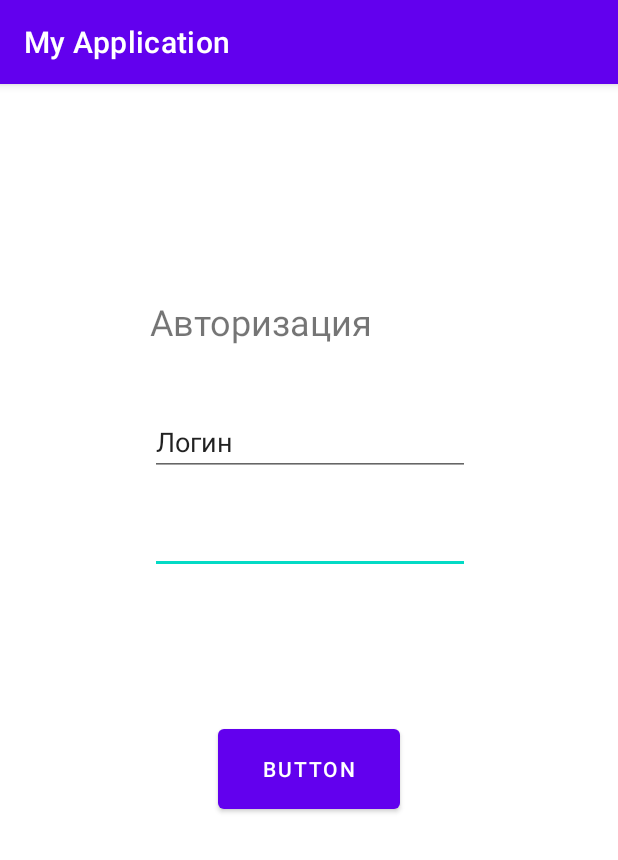
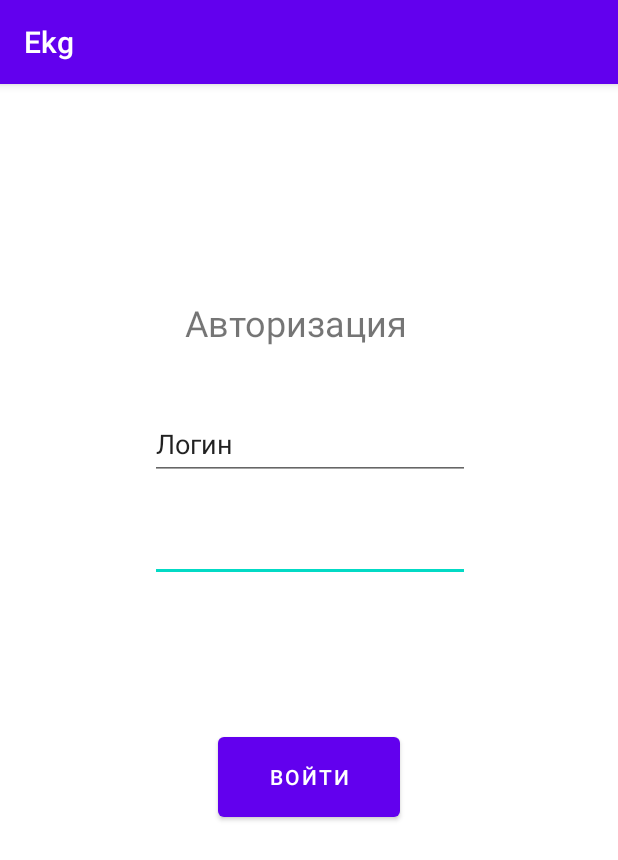
Before and after one commit to sos-mislom/Ekg, an Android app: the screen it shows after launch (MainActivity before the commit, Activity_log after it), on a phone screen of 412 x 824 dp. Shown: the top 860 px of the screen. Run offline under Robolectric (Android 15) with nearby library versions, the phone set to English and light mode, and no system bars.

Commit message:
cosdksd[ldsf

```diff
--- a/app/src/main/AndroidManifest.xml
+++ b/app/src/main/AndroidManifest.xml
@@ -2,18 +2,23 @@
 <manifest xmlns:android="http://schemas.android.com/apk/res/android"
     xmlns:tools="http://schemas.android.com/tools"
     package="com.example.ext">
+
     <uses-permission android:name="android.permission.INTERNET" />
+
     <application
         android:allowBackup="true"
-        android:usesCleartextTraffic="true"
         android:icon="@mipmap/ic_launcher"
         android:label="@string/app_name"
         android:roundIcon="@mipmap/ic_launcher_round"
         android:supportsRtl="true"
         android:theme="@style/Theme.MyApplication"
+        android:usesCleartextTraffic="true"
         tools:targetApi="m">
         <activity
-            android:name=".MainActivity"
+            android:name=".Activity_after_log"
+            android:exported="false" />
+        <activity
+            android:name=".Activity_log"
             android:exported="true">
             <intent-filter>
                 <action android:name="android.intent.action.MAIN" />
--- a/app/src/main/java/com/example/ext/MainActivity.java
+++ b/app/src/main/java/com/example/ext/Activity_log.java
@@ -1,8 +1,11 @@
 package com.example.ext;
 
 import android.annotation.SuppressLint;
+import android.content.Intent;
 import android.os.AsyncTask;
 import android.os.Bundle;
+import android.os.Parcelable;
+import android.util.Pair;
 import android.view.View;
 import android.widget.Button;
 import android.widget.EditText;
@@ -12,7 +15,7 @@ import androidx.appcompat.app.AppCompatActivity;
 
 import java.security.NoSuchAlgorithmException;
 
-public class MainActivity extends AppCompatActivity {
+public class Activity_log extends AppCompatActivity {
     EditText usernameFromLay;
     EditText passwordFromLay;
     private StringBuilder strTree = new StringBuilder();
@@ -22,34 +25,39 @@ public class MainActivity extends AppCompatActivity {
     @Override
     protected void onCreate(Bundle savedInstanceState) {
         super.onCreate(savedInstanceState);
-        setContentView(R.layout.activity_main);
+        setContentView(R.layout.activity_login);
 
         usernameFromLay = (EditText) findViewById(R.id.login);
         passwordFromLay = (EditText) findViewById(R.id.password);
-        logInBtn = (Button) findViewById(R.id.login_button);
+        logInBtn = (Button) findViewById(R.id.enter);
 
 
-        //logTview = (TextView) findViewById(R.id.tvLog);
-        asyncEXT task = new asyncEXT();
-        task.execute();
+        logTview = (TextView) findViewById(R.id.auth);
+
+/*        asyncEXT task = new asyncEXT();
+        task.execute();*/
+
         logInBtn.setOnClickListener(new View.OnClickListener() {
             @Override
             public void onClick(View v) {
                 String username = usernameFromLay.getText().toString();
                 String password = passwordFromLay.getText().toString();
                 int Code_Of_Check_auth = AUTHCheck.checkLogin(username, password);
-                if (Code_Of_Check_auth == 200){ logTview.setText("success");
+                if (Code_Of_Check_auth == 200){ logTview.setText("Успех");
+                    Intent i = new Intent(Activity_log.this, Activity_after_log.class);
+                    i.putExtra("result", username+" "+password);
+                    startActivity(i);
                 }
-                else if (Code_Of_Check_auth == 103){logTview.setText("incorrect login");
+                else if (Code_Of_Check_auth == 103){logTview.setText("Неверный логин");
                 }
                 else if (Code_Of_Check_auth == 104){
-                    logTview.setText("incorrect password");
+                    logTview.setText("Неверный пароль");
                 }
             }
         });
     }
 
-    @SuppressLint("StaticFieldLeak")
+ /*   @SuppressLint("StaticFieldLeak")
     private class asyncEXT extends AsyncTask<Void, Void, Void> {
         private void UCH_YEAR() {
             try {
@@ -71,7 +79,7 @@ public class MainActivity extends AppCompatActivity {
             logTview.setText(strTree);
             System.out.println(strTree);
         }
-    }
+    }*/
 
     public static class AUTHCheck {
         private static final int MIN_PASS_LENGHT = 10;
--- a/app/src/main/res/layout/activity_main.xml
+++ b/app/src/main/res/layout/activity_login.xml
@@ -4,20 +4,19 @@
     xmlns:tools="http://schemas.android.com/tools"
     android:layout_width="match_parent"
     android:layout_height="match_parent"
-    tools:context=".MainActivity">
+    tools:context=".Activity_log">
 
     <TextView
-        android:id="@+id/tvLog"
+        android:id="@+id/auth"
         android:layout_width="165dp"
         android:layout_height="40dp"
-        android:text="Авторизация"
         android:textSize="24sp"
+        android:text="@string/auth"
         app:layout_constraintBottom_toBottomOf="parent"
-        app:layout_constraintHorizontal_bias="0.406"
         app:layout_constraintLeft_toLeftOf="parent"
         app:layout_constraintRight_toRightOf="parent"
         app:layout_constraintTop_toTopOf="parent"
-        app:layout_constraintVertical_bias="0.195" />
+        app:layout_constraintVertical_bias="0.196" />
 
     <EditText
         android:id="@+id/password"
@@ -29,11 +28,14 @@
         android:layout_marginBottom="74dp"
         android:ems="10"
         android:inputType="textPassword"
-        app:layout_constraintBottom_toTopOf="@+id/login_button"
+        android:minHeight="48dp"
+        android:text="@string/password"
+        app:layout_constraintBottom_toTopOf="@+id/enter"
         app:layout_constraintEnd_toEndOf="parent"
         app:layout_constraintHorizontal_bias="0.0"
         app:layout_constraintStart_toStartOf="parent"
-        app:layout_constraintTop_toBottomOf="@+id/login" />
+        app:layout_constraintTop_toBottomOf="@+id/login"
+        tools:ignore="SpeakableTextPresentCheck,SpeakableTextPresentCheck" />
 
     <EditText
         android:id="@+id/login"
@@ -44,20 +46,21 @@
         android:layout_marginEnd="101dp"
         android:ems="10"
         android:inputType="textPersonName"
-        android:text="Логин"
+        android:minHeight="48dp"
+        android:text="@string/login"
         app:layout_constraintEnd_toEndOf="parent"
         app:layout_constraintHorizontal_bias="0.0"
         app:layout_constraintStart_toStartOf="parent"
         app:layout_constraintTop_toTopOf="parent" />
 
     <Button
-        android:id="@+id/login_button"
+        android:id="@+id/enter"
+        android:text="@string/enter"
         android:layout_width="121dp"
         android:layout_height="65dp"
         android:layout_marginStart="145dp"
         android:layout_marginTop="97dp"
         android:layout_marginEnd="145dp"
-        android:text="Button"
         app:iconTint="#2196F3"
         app:layout_constraintEnd_toEndOf="parent"
         app:layout_constraintStart_toStartOf="parent"
--- a/app/src/main/res/values/colors.xml
+++ b/app/src/main/res/values/colors.xml
@@ -7,4 +7,6 @@
     <color name="teal_700">#FF018786</color>
     <color name="black">#FF000000</color>
     <color name="white">#FFFFFFFF</color>
+    <color name="red">#FF0000</color>
+    <color name="blue">#9CCBFF</color>
 </resources>
--- a/app/src/main/res/values/strings.xml
+++ b/app/src/main/res/values/strings.xml
@@ -1,3 +1,7 @@
 <resources>
-    <string name="app_name">My Application</string>
+    <string name="app_name">Ekg</string>
+    <string name="login">Логин</string>
+    <string name="password"> </string>
+    <string name="enter">Войти</string>
+    <string name="auth">Авторизация</string>
 </resources>
```
Also changed, not shown: app/src/main/java/com/example/ext/Activity_after_log.java (added, +34 -0 lines), app/src/main/res/layout/activity_after_log.xml (added, +28 -0 lines).
